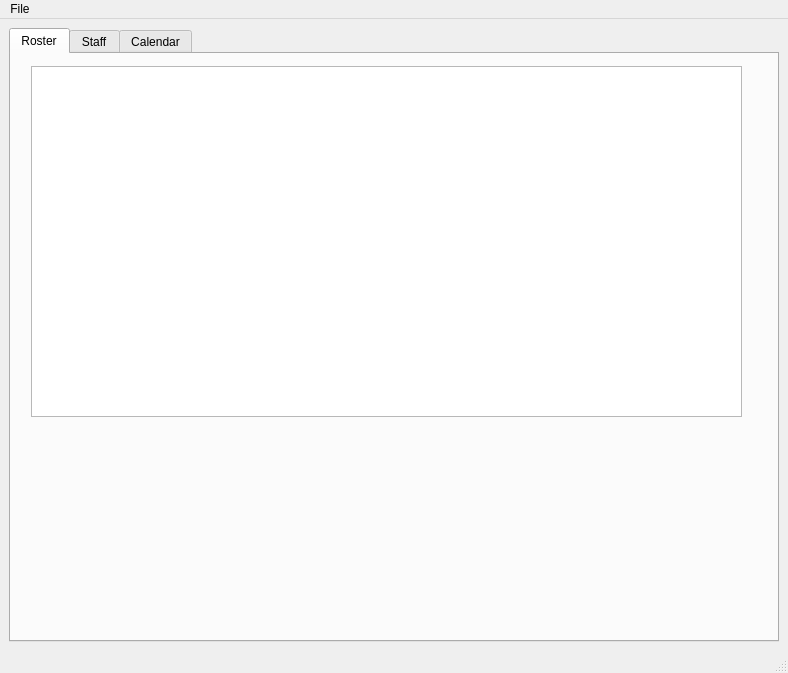
This is UI/MainWindow.ui in isaksengeir/appNRIS as Qt 5 draws it before an edit. The edited form follows.
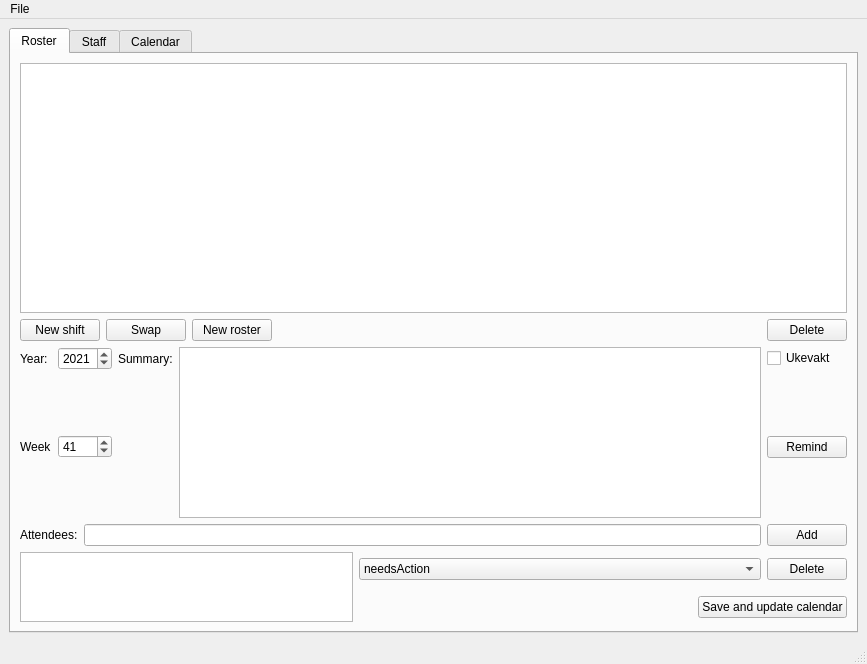
This is the edited form.

```diff
--- a/UI/MainWindow.ui
+++ b/UI/MainWindow.ui
@@ -6,8 +6,8 @@
    <rect>
     <x>0</x>
     <y>0</y>
-    <width>788</width>
-    <height>673</height>
+    <width>867</width>
+    <height>664</height>
    </rect>
   </property>
   <property name="windowTitle">
@@ -24,25 +24,243 @@
        <attribute name="title">
         <string>Roster</string>
        </attribute>
-       <widget class="QTableWidget" name="tableRoster">
-        <property name="geometry">
-         <rect>
-          <x>20</x>
-          <y>12</y>
-          <width>711</width>
-          <height>351</height>
-         </rect>
-        </property>
-        <property name="sizeAdjustPolicy">
-         <enum>QAbstractScrollArea::AdjustIgnored</enum>
-        </property>
-        <property name="editTriggers">
-         <set>QAbstractItemView::NoEditTriggers</set>
-        </property>
-        <attribute name="horizontalHeaderHighlightSections">
-         <bool>true</bool>
-        </attribute>
-       </widget>
+       <layout class="QVBoxLayout" name="verticalLayout_3">
+        <item>
+         <widget class="QTableWidget" name="tableRoster">
+          <property name="minimumSize">
+           <size>
+            <width>650</width>
+            <height>250</height>
+           </size>
+          </property>
+          <property name="sizeAdjustPolicy">
+           <enum>QAbstractScrollArea::AdjustIgnored</enum>
+          </property>
+          <property name="editTriggers">
+           <set>QAbstractItemView::NoEditTriggers</set>
+          </property>
+          <attribute name="horizontalHeaderHighlightSections">
+           <bool>true</bool>
+          </attribute>
+         </widget>
+        </item>
+        <item>
+         <layout class="QGridLayout" name="gridLayout_8">
+          <item row="0" column="0">
+           <widget class="QPushButton" name="button_new_shift">
+            <property name="text">
+             <string>New shift</string>
+            </property>
+           </widget>
+          </item>
+          <item row="0" column="1">
+           <widget class="QPushButton" name="button_swap_shifts">
+            <property name="text">
+             <string>Swap</string>
+            </property>
+           </widget>
+          </item>
+          <item row="0" column="2">
+           <widget class="QPushButton" name="button_new_roster">
+            <property name="text">
+             <string>New roster</string>
+            </property>
+           </widget>
+          </item>
+          <item row="0" column="3">
+           <spacer name="horizontalSpacer_4">
+            <property name="orientation">
+             <enum>Qt::Horizontal</enum>
+            </property>
+            <property name="sizeHint" stdset="0">
+             <size>
+              <width>40</width>
+              <height>20</height>
+             </size>
+            </property>
+           </spacer>
+          </item>
+          <item row="0" column="4">
+           <widget class="QPushButton" name="button_delete_shift">
+            <property name="text">
+             <string>Delete</string>
+            </property>
+           </widget>
+          </item>
+         </layout>
+        </item>
+        <item>
+         <layout class="QGridLayout" name="gridLayout_7">
+          <item row="0" column="0">
+           <widget class="QLabel" name="label_14">
+            <property name="text">
+             <string>Year:</string>
+            </property>
+           </widget>
+          </item>
+          <item row="0" column="1">
+           <widget class="QSpinBox" name="spinBox_year">
+            <property name="minimum">
+             <number>1950</number>
+            </property>
+            <property name="maximum">
+             <number>2200</number>
+            </property>
+            <property name="value">
+             <number>2021</number>
+            </property>
+           </widget>
+          </item>
+          <item row="0" column="2">
+           <widget class="QLabel" name="label_11">
+            <property name="text">
+             <string>Summary:</string>
+            </property>
+           </widget>
+          </item>
+          <item row="0" column="3" rowspan="2">
+           <widget class="QPlainTextEdit" name="plainTextEdit_summary"/>
+          </item>
+          <item row="0" column="4">
+           <widget class="QCheckBox" name="checkBox_ukevakt">
+            <property name="text">
+             <string>Ukevakt</string>
+            </property>
+           </widget>
+          </item>
+          <item row="1" column="0">
+           <widget class="QLabel" name="label_15">
+            <property name="text">
+             <string>Week</string>
+            </property>
+           </widget>
+          </item>
+          <item row="1" column="1">
+           <widget class="QSpinBox" name="spinBox_week">
+            <property name="minimum">
+             <number>1</number>
+            </property>
+            <property name="maximum">
+             <number>53</number>
+            </property>
+            <property name="value">
+             <number>41</number>
+            </property>
+           </widget>
+          </item>
+          <item row="1" column="2">
+           <spacer name="verticalSpacer_5">
+            <property name="orientation">
+             <enum>Qt::Vertical</enum>
+            </property>
+            <property name="sizeHint" stdset="0">
+             <size>
+              <width>17</width>
+              <height>18</height>
+             </size>
+            </property>
+           </spacer>
+          </item>
+          <item row="1" column="4">
+           <widget class="QPushButton" name="button_reminer">
+            <property name="text">
+             <string>Remind</string>
+            </property>
+           </widget>
+          </item>
+         </layout>
+        </item>
+        <item>
+         <layout class="QGridLayout" name="gridLayout_10">
+          <item row="0" column="0">
+           <widget class="QLabel" name="label_12">
+            <property name="text">
+             <string>Attendees:</string>
+            </property>
+           </widget>
+          </item>
+          <item row="0" column="1">
+           <widget class="QLineEdit" name="lineEdit_new_attendee"/>
+          </item>
+          <item row="0" column="2">
+           <widget class="QPushButton" name="button_add_attendee">
+            <property name="text">
+             <string>Add</string>
+            </property>
+           </widget>
+          </item>
+         </layout>
+        </item>
+        <item>
+         <layout class="QGridLayout" name="gridLayout_9">
+          <item row="0" column="0" rowspan="2">
+           <widget class="QListWidget" name="listWidget_attendees"/>
+          </item>
+          <item row="0" column="1" colspan="2">
+           <widget class="QComboBox" name="comboBox_status">
+            <property name="minimumSize">
+             <size>
+              <width>150</width>
+              <height>0</height>
+             </size>
+            </property>
+            <item>
+             <property name="text">
+              <string>needsAction</string>
+             </property>
+            </item>
+            <item>
+             <property name="text">
+              <string>accepted</string>
+             </property>
+            </item>
+            <item>
+             <property name="text">
+              <string>declined</string>
+             </property>
+            </item>
+            <item>
+             <property name="text">
+              <string>tentative</string>
+             </property>
+            </item>
+            <item>
+             <property name="text">
+              <string>who knows...</string>
+             </property>
+            </item>
+           </widget>
+          </item>
+          <item row="0" column="3">
+           <widget class="QPushButton" name="button_delete_attendee">
+            <property name="text">
+             <string>Delete</string>
+            </property>
+           </widget>
+          </item>
+          <item row="1" column="1">
+           <spacer name="horizontalSpacer_3">
+            <property name="orientation">
+             <enum>Qt::Horizontal</enum>
+            </property>
+            <property name="sizeHint" stdset="0">
+             <size>
+              <width>40</width>
+              <height>20</height>
+             </size>
+            </property>
+           </spacer>
+          </item>
+          <item row="1" column="2" colspan="2">
+           <widget class="QPushButton" name="button_save_event">
+            <property name="text">
+             <string>Save and update calendar</string>
+            </property>
+           </widget>
+          </item>
+         </layout>
+        </item>
+       </layout>
       </widget>
       <widget class="QWidget" name="tab_2">
        <attribute name="title">
@@ -238,7 +456,7 @@
     <rect>
      <x>0</x>
      <y>0</y>
-     <width>788</width>
+     <width>867</width>
      <height>22</height>
     </rect>
    </property>
```
